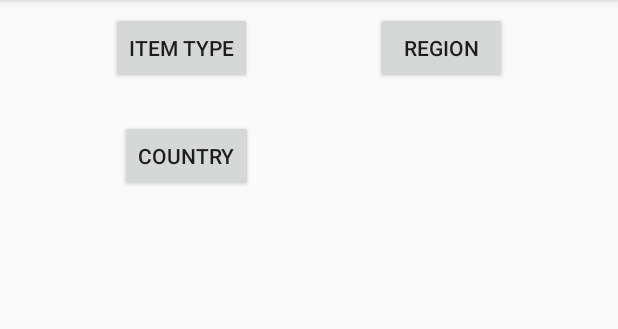
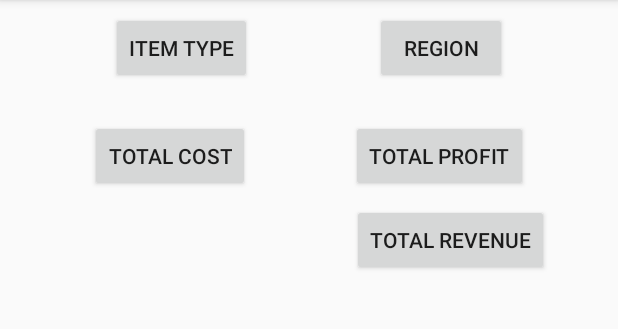
Before and after one commit to JyotishM/Capston-P, an Android app: the screen it shows after launch once a user with an empty profile is signed in (StoreListActivity), on a phone screen of 412 x 824 dp, the part 84-413 px from its top. Run offline under Robolectric (Android 15) with nearby library versions, the phone set to English and light mode, and no system bars; our stand-ins replace Firebase (no records; nobody signed in at launch, a user with empty details on screens opened directly).

```diff
--- a/app/src/main/res/layout/activity_store_list.xml
+++ b/app/src/main/res/layout/activity_store_list.xml
@@ -41,11 +41,45 @@
         android:id="@+id/button3"
         android:layout_width="wrap_content"
         android:layout_height="wrap_content"
-        android:layout_marginStart="80dp"
-        android:layout_marginLeft="80dp"
+        android:layout_marginStart="8dp"
+        android:layout_marginLeft="8dp"
         android:layout_marginTop="24dp"
+        android:layout_marginEnd="8dp"
+        android:layout_marginRight="8dp"
         android:onClick="onClickData"
-        android:text="Country"
+        android:text="Total Cost"
+        app:layout_constraintEnd_toStartOf="@+id/button"
         app:layout_constraintStart_toStartOf="parent"
         app:layout_constraintTop_toBottomOf="@+id/itemtypebutton" />
+
+    <Button
+        android:id="@+id/button"
+        android:layout_width="wrap_content"
+        android:layout_height="wrap_content"
+        android:layout_marginStart="8dp"
+        android:layout_marginLeft="8dp"
+        android:layout_marginTop="24dp"
+        android:layout_marginEnd="8dp"
+        android:layout_marginRight="8dp"
+        android:onClick="onClickData"
+        android:text="Total Profit"
+        app:layout_constraintEnd_toEndOf="parent"
+        app:layout_constraintStart_toEndOf="@+id/button3"
+        app:layout_constraintTop_toBottomOf="@+id/button2" />
+
+    <Button
+        android:id="@+id/button4"
+        android:layout_width="wrap_content"
+        android:layout_height="wrap_content"
+        android:layout_marginStart="8dp"
+        android:layout_marginLeft="8dp"
+        android:layout_marginTop="8dp"
+        android:layout_marginEnd="8dp"
+        android:layout_marginRight="8dp"
+        android:onClick="onClickData"
+        android:text="Total Revenue"
+        app:layout_constraintEnd_toEndOf="parent"
+        app:layout_constraintHorizontal_bias="0.612"
+        app:layout_constraintStart_toEndOf="@+id/button3"
+        app:layout_constraintTop_toBottomOf="@+id/button" />
 </androidx.constraintlayout.widget.ConstraintLayout>
```
Also changed, not shown: app/src/main/java/com/android/tony/storelist/ItemTypeActivity.java (+85 -14 lines).
